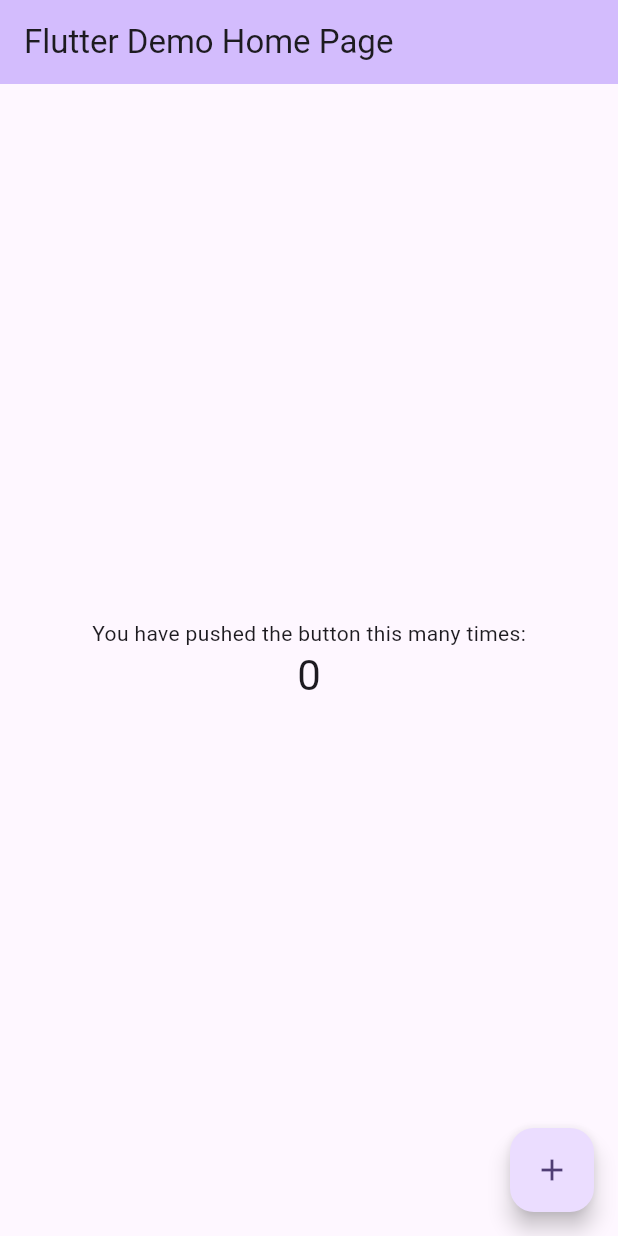
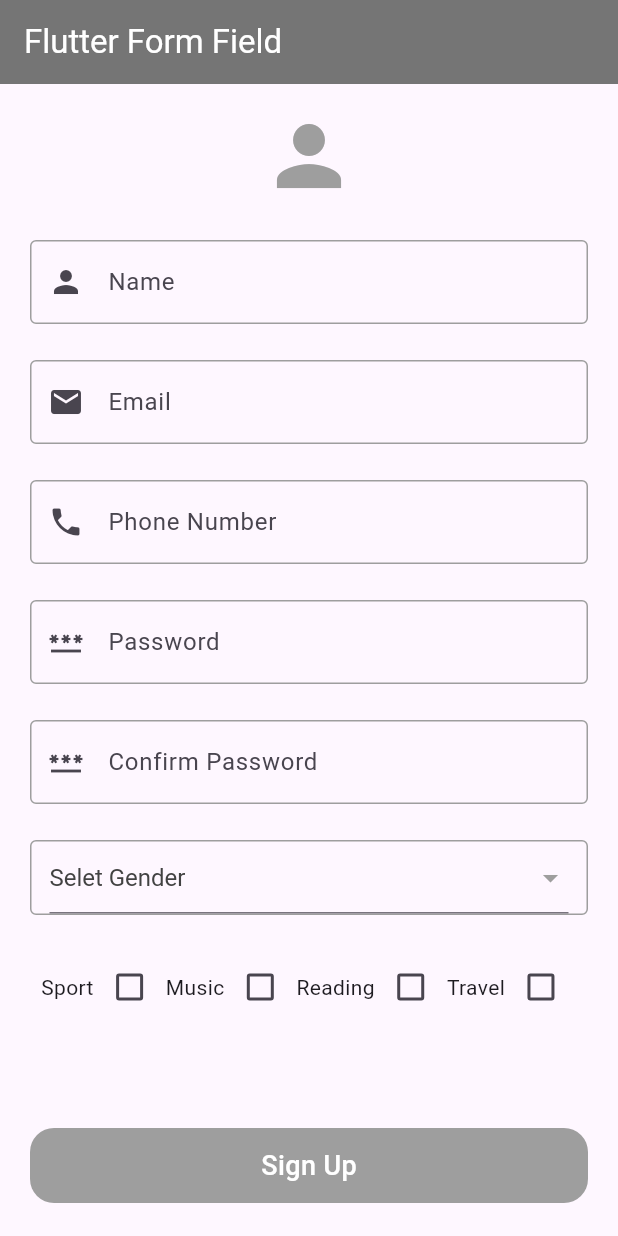
Before and after one commit to mozidan27/flutter_form_app, a Flutter app: the screen it shows after launch, on a phone screen of 412 x 824 dp. Run offline on Flutter 3.47's test engine with Material 3 defaults, Android fonts, the light colour scheme and no system bars.

Commit message:
last commit

```diff
--- a/lib/main.dart
+++ b/lib/main.dart
@@ -1,125 +1,18 @@
 import 'package:flutter/material.dart';
+import 'package:flutter_form_app/views/register_view.dart';
 
 void main() {
-  runApp(const MyApp());
+  runApp(const FlutterFormApp());
 }
 
-class MyApp extends StatelessWidget {
-  const MyApp({super.key});
+class FlutterFormApp extends StatelessWidget {
+  const FlutterFormApp({super.key});
 
-  // This widget is the root of your application.
   @override
   Widget build(BuildContext context) {
-    return MaterialApp(
-      title: 'Flutter Demo',
-      theme: ThemeData(
-        // This is the theme of your application.
-        //
-        // TRY THIS: Try running your application with "flutter run". You'll see
-        // the application has a purple toolbar. Then, without quitting the app,
-        // try changing the seedColor in the colorScheme below to Colors.green
-        // and then invoke "hot reload" (save your changes or press the "hot
-        // reload" button in a Flutter-supported IDE, or press "r" if you used
-        // the command line to start the app).
-        //
-        // Notice that the counter didn't reset back to zero; the application
-        // state is not lost during the reload. To reset the state, use hot
-        // restart instead.
-        //
-        // This works for code too, not just values: Most code changes can be
-        // tested with just a hot reload.
-        colorScheme: ColorScheme.fromSeed(seedColor: Colors.deepPurple),
-        useMaterial3: true,
-      ),
-      home: const MyHomePage(title: 'Flutter Demo Home Page'),
+    return const MaterialApp(
+      home: RegisterView(),
+      debugShowCheckedModeBanner: false,
     );
   }
 }
-
-class MyHomePage extends StatefulWidget {
-  const MyHomePage({super.key, required this.title});
-
-  // This widget is the home page of your application. It is stateful, meaning
-  // that it has a State object (defined below) that contains fields that affect
-  // how it looks.
-
-  // This class is the configuration for the state. It holds the values (in this
-  // case the title) provided by the parent (in this case the App widget) and
-  // used by the build method of the State. Fields in a Widget subclass are
-  // always marked "final".
-
-  final String title;
-
-  @override
-  State<MyHomePage> createState() => _MyHomePageState();
-}
-
-class _MyHomePageState extends State<MyHomePage> {
-  int _counter = 0;
-
-  void _incrementCounter() {
-    setState(() {
-      // This call to setState tells the Flutter framework that something has
-      // changed in this State, which causes it to rerun the build method below
-      // so that the display can reflect the updated values. If we changed
-      // _counter without calling setState(), then the build method would not be
-      // called again, and so nothing would appear to happen.
-      _counter++;
-    });
-  }
-
-  @override
-  Widget build(BuildContext context) {
-    // This method is rerun every time setState is called, for instance as done
-    // by the _incrementCounter method above.
-    //
-    // The Flutter framework has been optimized to make rerunning build methods
-    // fast, so that you can just rebuild anything that needs updating rather
-    // than having to individually change instances of widgets.
-    return Scaffold(
-      appBar: AppBar(
-        // TRY THIS: Try changing the color here to a specific color (to
-        // Colors.amber, perhaps?) and trigger a hot reload to see the AppBar
-        // change color while the other colors stay the same.
-        backgroundColor: Theme.of(context).colorScheme.inversePrimary,
-        // Here we take the value from the MyHomePage object that was created by
-        // the App.build method, and use it to set our appbar title.
-        title: Text(widget.title),
-      ),
-      body: Center(
-        // Center is a layout widget. It takes a single child and positions it
-        // in the middle of the parent.
-        child: Column(
-          // Column is also a layout widget. It takes a list of children and
-          // arranges them vertically. By default, it sizes itself to fit its
-          // children horizontally, and tries to be as tall as its parent.
-          //
-          // Column has various properties to control how it sizes itself and
-          // how it positions its children. Here we use mainAxisAlignment to
-          // center the children vertically; the main axis here is the vertical
-          // axis because Columns are vertical (the cross axis would be
-          // horizontal).
-          //
-          // TRY THIS: Invoke "debug painting" (choose the "Toggle Debug Paint"
-          // action in the IDE, or press "p" in the console), to see the
-          // wireframe for each widget.
-          mainAxisAlignment: MainAxisAlignment.center,
-          children: <Widget>[
-            const Text(
-              'You have pushed the button this many times:',
-            ),
-            Text(
-              '$_counter',
-              style: Theme.of(context).textTheme.headlineMedium,
-            ),
-          ],
-        ),
-      ),
-      floatingActionButton: FloatingActionButton(
-        onPressed: _incrementCounter,
-        tooltip: 'Increment',
-        child: const Icon(Icons.add),
-      ), // This trailing comma makes auto-formatting nicer for build methods.
-    );
-  }
-}
--- /dev/null
+++ b/lib/validation/validation_methods.dart
@@ -0,0 +1,31 @@
+String? nameValidation(value) {
+  if (value == null || value.isEmpty) {
+    return "This field is required";
+  } else {
+    return null;
+  }
+}
+
+String? passwordValidation(value) {
+  if (value == null || value.length < 6) {
+    return 'Password must be at least 6 characters';
+  }
+  return null;
+}
+
+String? phoneValidation(value) {
+  if (value == null ||
+      value.isEmpty ||
+      !RegExp(r'^[0-9]{11}$').hasMatch(value)) {
+    return 'Enter a valid phone number (11 digits)';
+  }
+  return null;
+}
+
+String? emailValidation(value) {
+  if (value == null ||
+      !RegExp(r'^[\w-]+@([\w-]+\.)+[\w-]{2,4}$').hasMatch(value)) {
+    return 'Enter a valid email';
+  }
+  return null;
+}
--- /dev/null
+++ b/lib/views/home_view.dart
@@ -0,0 +1,14 @@
+import 'package:flutter/material.dart';
+
+class HomeView extends StatelessWidget {
+  const HomeView({super.key});
+
+  @override
+  Widget build(BuildContext context) {
+    return const Scaffold(
+      body: Center(
+        child: Text("Home Page"),
+      ),
+    );
+  }
+}
--- /dev/null
+++ b/lib/views/register_view.dart
@@ -0,0 +1,32 @@
+import 'package:flutter/material.dart';
+import 'package:flutter_form_app/widgets/custom_form_field.dart';
+
+class RegisterView extends StatelessWidget {
+  const RegisterView({super.key});
+
+  @override
+  Widget build(BuildContext context) {
+    return Scaffold(
+      appBar: AppBar(
+          title: const Text("Flutter Form Field",
+              style: TextStyle(color: Colors.white)),
+          backgroundColor: Colors.grey[600]),
+      body: Padding(
+        padding: const EdgeInsets.symmetric(horizontal: 12),
+        child: CustomScrollView(
+          slivers: [
+            const SliverToBoxAdapter(
+              child: SizedBox(height: 16),
+            ),
+            const SliverToBoxAdapter(
+              child: Icon(Icons.person, size: 64, color: Colors.grey),
+            ),
+            SliverToBoxAdapter(
+              child: CustomRegisterForm(),
+            ),
+          ],
+        ),
+      ),
+    );
+  }
+}
--- /dev/null
+++ b/lib/widgets/check_your_interest.dart
@@ -0,0 +1,24 @@
+import 'package:flutter/material.dart';
+
+class CheckYourInterest extends StatefulWidget {
+  const CheckYourInterest({super.key});
+
+  @override
+  State<CheckYourInterest> createState() => _CheckYourInterestState();
+}
+
+class _CheckYourInterestState extends State<CheckYourInterest> {
+  bool? ischecked = false;
+  @override
+  Widget build(BuildContext context) {
+    return Checkbox(
+      activeColor: Colors.grey,
+      value: ischecked,
+      onChanged: (value) {
+        setState(() {
+          ischecked = value;
+        });
+      },
+    );
+  }
+}
--- /dev/null
+++ b/lib/widgets/custom_form_field.dart
@@ -0,0 +1,77 @@
+import 'package:flutter/material.dart';
+import 'package:flutter_form_app/validation/validation_methods.dart';
+import 'package:flutter_form_app/views/home_view.dart';
+import 'package:flutter_form_app/widgets/interests.dart';
+import 'package:flutter_form_app/widgets/my_button.dart';
+import 'package:flutter_form_app/widgets/my_text_field.dart';
+import 'package:flutter_form_app/widgets/select_gender.dart';
+
+// ignore: must_be_immutable
+class CustomRegisterForm extends StatelessWidget {
+  CustomRegisterForm({super.key});
+  final _formKey = GlobalKey<FormState>();
+  TextEditingController passwordController = TextEditingController();
+
+  @override
+  Widget build(BuildContext context) {
+    return Form(
+      key: _formKey,
+      child: Column(
+        children: [
+          const MyTextFormField(
+              keyboardType: TextInputType.text,
+              validator: nameValidation,
+              text: 'Name',
+              obscureText: false,
+              prefixIcon: Icon(Icons.person)),
+          const MyTextFormField(
+            keyboardType: TextInputType.emailAddress,
+            validator: emailValidation,
+            text: 'Email',
+            obscureText: false,
+            prefixIcon: Icon(Icons.email),
+          ),
+          const MyTextFormField(
+            keyboardType: TextInputType.phone,
+            validator: phoneValidation,
+            text: 'Phone Number',
+            obscureText: false,
+            prefixIcon: Icon(Icons.phone),
+          ),
+          MyTextFormField(
+            controller: passwordController,
+            validator: passwordValidation,
+            text: 'Password',
+            obscureText: true,
+            prefixIcon: const Icon(Icons.password),
+          ),
+          MyTextFormField(
+            validator: (value) {
+              if (value == null || value != passwordController.text) {
+                return 'Passwords do not match';
+              }
+              return null;
+            },
+            text: 'Confirm Password',
+            obscureText: true,
+            prefixIcon: const Icon(Icons.password),
+          ),
+          const SizedBox(height: 24),
+          const GenderOptions(),
+          const SizedBox(height: 24),
+          const Interests(),
+          const SizedBox(height: 70),
+          Center(child: MyButton(
+            onTap: () {
+              if (_formKey.currentState!.validate()) {
+                Navigator.of(context).push(MaterialPageRoute(
+                  builder: (context) => const HomeView(),
+                ));
+              }
+            },
+          )),
+        ],
+      ),
+    );
+  }
+}
--- /dev/null
+++ b/lib/widgets/individual_interests.dart
@@ -0,0 +1,20 @@
+import 'package:flutter/material.dart';
+import 'package:flutter_form_app/widgets/check_your_interest.dart';
+
+class IndividualInterests extends StatelessWidget {
+  const IndividualInterests({
+    super.key,
+    required this.interest,
+  });
+  final String interest;
+
+  @override
+  Widget build(BuildContext context) {
+    return Row(
+      children: [
+        Text(interest),
+        const CheckYourInterest(),
+      ],
+    );
+  }
+}
--- /dev/null
+++ b/lib/widgets/interests.dart
@@ -0,0 +1,26 @@
+import 'package:flutter/material.dart';
+import 'package:flutter_form_app/widgets/individual_interests.dart';
+
+class Interests extends StatelessWidget {
+  const Interests({
+    super.key,
+  });
+
+  @override
+  Widget build(BuildContext context) {
+    return const Row(mainAxisAlignment: MainAxisAlignment.center, children: [
+      IndividualInterests(
+        interest: "Sport",
+      ),
+      IndividualInterests(
+        interest: "Music",
+      ),
+      IndividualInterests(
+        interest: "Reading",
+      ),
+      IndividualInterests(
+        interest: "Travel",
+      ),
+    ]);
+  }
+}
--- /dev/null
+++ b/lib/widgets/my_button.dart
@@ -0,0 +1,28 @@
+import 'package:flutter/material.dart';
+
+class MyButton extends StatelessWidget {
+  const MyButton({super.key, this.onTap});
+  final void Function()? onTap;
+  @override
+  Widget build(BuildContext context) {
+    return GestureDetector(
+        onTap: onTap,
+        child: Padding(
+          padding: const EdgeInsets.symmetric(horizontal: 8.0),
+          child: Container(
+            height: 50,
+            width: double.infinity,
+            decoration: BoxDecoration(
+                color: Colors.grey, borderRadius: BorderRadius.circular(16)),
+            child: const Center(
+                child: Text(
+              "Sign Up",
+              style: TextStyle(
+                  color: Colors.white,
+                  fontWeight: FontWeight.w500,
+                  fontSize: 18),
+            )),
+          ),
+        ));
+  }
+}
--- /dev/null
+++ b/lib/widgets/my_text_field.dart
@@ -0,0 +1,54 @@
+import 'package:flutter/material.dart';
+
+class MyTextFormField extends StatelessWidget {
+  const MyTextFormField(
+      {super.key,
+      required this.text,
+      this.onChanged,
+      this.onFieldSubmitted,
+      this.suffixIcon,
+      required this.obscureText,
+      this.prefixIcon,
+      this.validator,
+      this.controller,
+      this.keyboardType});
+  final String text;
+  final Function(String)? onChanged;
+  final Function(String)? onFieldSubmitted;
+  final Widget? suffixIcon;
+  final Widget? prefixIcon;
+  final bool obscureText;
+  final String? Function(String?)? validator;
+  final TextEditingController? controller;
+  final TextInputType? keyboardType;
+
+  @override
+  Widget build(BuildContext context) {
+    return Padding(
+      padding: const EdgeInsets.only(top: 24.0, right: 8, left: 8),
+      child: TextFormField(
+        keyboardType: keyboardType,
+        controller: controller,
+        obscureText: obscureText,
+        validator: validator,
+        onChanged: onChanged,
+        onFieldSubmitted: onFieldSubmitted,
+        decoration: InputDecoration(
+          prefixIcon: prefixIcon,
+          suffixIcon: suffixIcon,
+          labelText: text,
+          labelStyle: const TextStyle(),
+          border: getBorderStyle(),
+          focusedBorder: getBorderStyle(),
+          enabledBorder: getBorderStyle(),
+        ),
+      ),
+    );
+  }
+}
+
+OutlineInputBorder getBorderStyle() {
+  return OutlineInputBorder(
+      borderRadius: BorderRadius.circular(4),
+      borderSide: const BorderSide(color: Colors.grey));
+}
--- /dev/null
+++ b/lib/widgets/select_gender.dart
@@ -0,0 +1,66 @@
+import 'package:flutter/material.dart';
+
+class GenderOptions extends StatefulWidget {
+  const GenderOptions({super.key});
+
+  @override
+  State<GenderOptions> createState() => _GenderOptionsState();
+}
+
+class _GenderOptionsState extends State<GenderOptions> {
+  String? gender;
+  @override
+  Widget build(BuildContext context) {
+    return Padding(
+      padding: const EdgeInsets.symmetric(horizontal: 8.0),
+      child: Container(
+        padding: const EdgeInsets.symmetric(horizontal: 12),
+        decoration: BoxDecoration(
+            border: Border.all(color: Colors.grey),
+            color: Colors.transparent,
+            borderRadius: BorderRadius.circular(4)),
+        child: DropdownButtonFormField<String>(
+          validator: (value) {
+            if (value == null || value.isEmpty) {
+              return 'Please select gender';
+            }
+            return null;
+          },
+          hint: Text(
+            "Selet Gender",
+            style: TextStyle(color: Colors.grey[800], fontSize: 16),
+          ),
+          isExpanded: true,
+          value: gender,
+          icon: const Icon(
+            Icons.arrow_drop_down,
+            color: Colors.grey,
+          ),
+          style: const TextStyle(color: Colors.white),
+          onChanged: (String? newValue) {
+            setState(() {
+              gender = newValue!;
+            });
+          },
+          items: const [
+            DropdownMenuItem(
+                value: 'male',
+                child: DefaultTextStyle(
+                    style: TextStyle(color: Colors.black),
+                    child: Text("Male"))),
+            DropdownMenuItem(
+                value: 'Female',
+                child: DefaultTextStyle(
+                    style: TextStyle(color: Colors.black),
+                    child: Text("Female"))),
+            DropdownMenuItem(
+                value: 'Other',
+                child: DefaultTextStyle(
+                    style: TextStyle(color: Colors.black),
+                    child: Text("Other"))),
+          ],
+        ),
+      ),
+    );
+  }
+}
```
Also changed, not shown: 1 other file.
